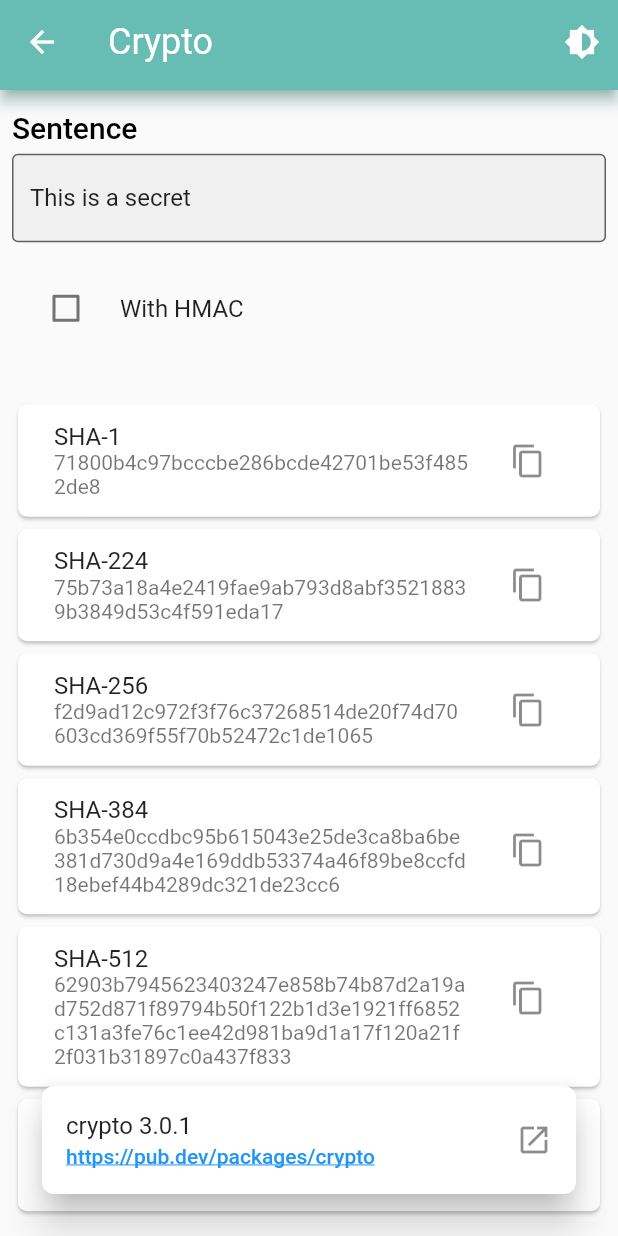
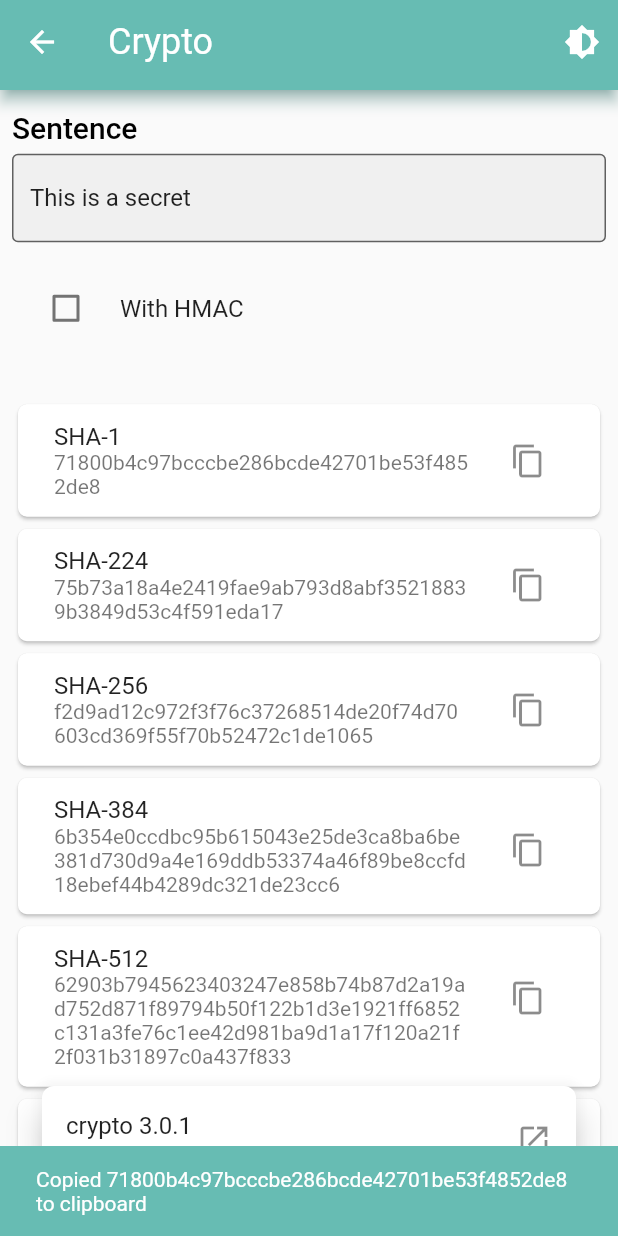
Before and after one commit to lucianojung/flutter_package_examples, a Flutter app: the Crypto screen opened by its route, after a tap on the "content copy" icon, on a phone screen of 412 x 824 dp. Run offline on Flutter 3.47's test engine with Material 2 defaults, Android fonts, the phone set to English and light mode, and no system bars; our stand-ins replace convex_bottom_bar, date_format, email_validator, expandable, flutter_signin_button, google_fonts.

Commit message:
made crypto visible - added Snackbar when copying to clipboard in crypto_main.dart

```diff
--- a/lib/main.dart
+++ b/lib/main.dart
@@ -43,7 +43,7 @@ class _HomeViewState extends State<HomeView> {
         Icons.calendar_today, 'Date Format', '2.0.2', '/date_format'),
     CustomListTile(Icons.launch, 'Url Launcher', '6.0.9', '/url_launcher'),
     CustomListTile(Icons.font_download_outlined, 'Google Fonts', '2.1.0', '/google_fonts'),
-    // CustomListTile(Icons.lock_outline, 'Crypto', '3.0.1', '/crypto'),
+    CustomListTile(Icons.lock_outline, 'Crypto', '3.0.1', '/crypto'),
   ];
 
   @override
@@ -81,7 +81,7 @@ class _HomeViewState extends State<HomeView> {
                 leading: Icon(Icons.assistant),
                 trailing: Icon(Icons.launch),
                 title: Text('Upcoming'),
-                subtitle: Text('Crypto, ...'),
+                subtitle: Text('...'),
                 onTap: () {
                   setState(() {
                     _launchUrl('https://lucianojung.medium.com/');
--- a/lib/packages/crypto/crypto_main.dart
+++ b/lib/packages/crypto/crypto_main.dart
@@ -143,6 +143,13 @@ class _CryptoState extends State<Crypto> {
                                     Clipboard.setData(ClipboardData(
                                         text: _hashValue(algorithm.key)
                                             .toString()));
+                                    final snackBar = SnackBar(
+                                        content: Text(
+                                            'Copied ${_hashValue(algorithm.key).toString()} to clipboard'),
+                                        backgroundColor:
+                                            Theme.of(context).primaryColor);
+                                    ScaffoldMessenger.of(context)
+                                        .showSnackBar(snackBar);
                                   },
                                 ),
                               ),
```
